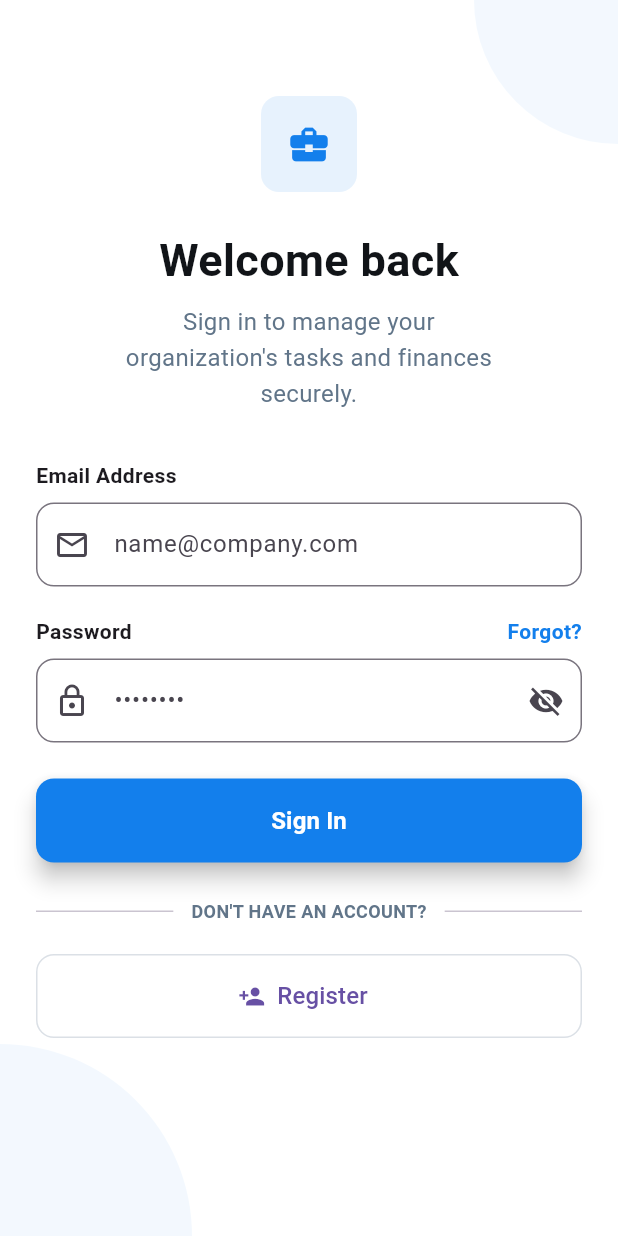
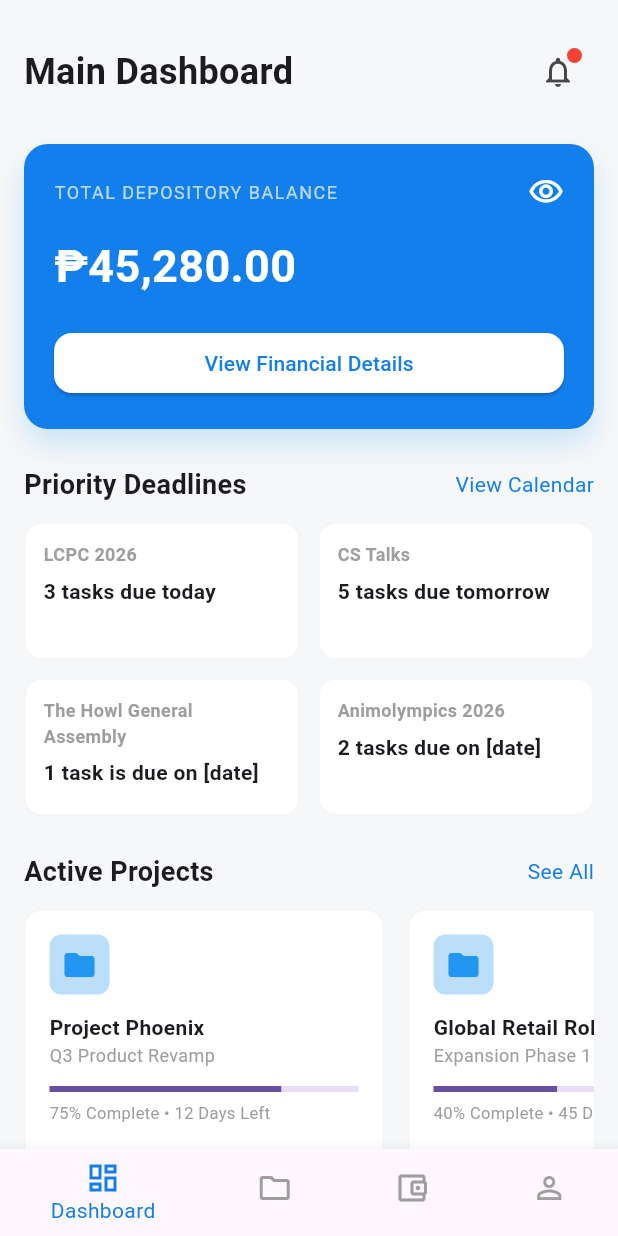
Before and after one commit to aijaee/kamobahala_bscs4b_project, a Flutter app: the screen it shows after launch, after a tap on "Sign In", on a phone screen of 412 x 824 dp. Run offline on Flutter 3.47's test engine with Material 3 defaults, Android fonts, the light colour scheme and no system bars; our stand-ins replace supabase_flutter; accounts and stored records are empty.

Commit message:
Added Main Dashboard
> added navigation but no logic
> added comments in the format "TODO:" for logic implementation
> added comments for future navigation

```diff
--- a/lib/viewmodels/auth_viewmodel.dart
+++ b/lib/viewmodels/auth_viewmodel.dart
@@ -14,6 +14,8 @@ class AuthViewModel extends ChangeNotifier {
     _errorMessage = null;
 
     try {
+
+      // TODO IMPLEMENT ACTUAL AUTH LOGIC
 
       // ============================================
       // BACKEND PLACEHOLDER
--- a/lib/views/auth/login_screen.dart
+++ b/lib/views/auth/login_screen.dart
@@ -1,4 +1,5 @@
 import 'package:flutter/material.dart';
+import '../../views/dashboard/main_dashboard_screen.dart';
 
 class LoginScreen extends StatefulWidget {
   const LoginScreen({super.key});
@@ -8,6 +9,10 @@ class LoginScreen extends StatefulWidget {
 }
 
 class _LoginScreenState extends State<LoginScreen> {
+
+  bool isRegister = false;
+
+  final confirmPasswordController = TextEditingController();
 
   final emailController = TextEditingController();
   final passwordController = TextEditingController();
@@ -70,7 +75,22 @@ class _LoginScreenState extends State<LoginScreen> {
               Padding(
                 padding: const EdgeInsets.symmetric(horizontal: 24),
 
+              child: AnimatedSwitcher(
+                duration: const Duration(milliseconds: 500),
+                transitionBuilder: (child, animation) {
+                  return SlideTransition(
+                    position: Tween<Offset>(
+                      begin: const Offset(0, 0),
+                      end: Offset.zero,
+                    ).animate(animation),
+                    child: FadeTransition(
+                      opacity: animation,
+                      child: child,
+                    ),
+                  );
+                },
                 child: Column(
+                  key: ValueKey(isRegister),
                   children: [
 
                     const SizedBox(height: 64),
@@ -93,8 +113,8 @@ class _LoginScreenState extends State<LoginScreen> {
                     const SizedBox(height: 24),
 
                     /// Title
-                    const Text(
-                      "Welcome back",
+                    Text(
+                      isRegister ? "Create Account" : "Hello !!",
                       style: TextStyle(
                         fontSize: 30,
                         fontWeight: FontWeight.bold,
@@ -105,8 +125,10 @@ class _LoginScreenState extends State<LoginScreen> {
                     const SizedBox(height: 8),
 
                     /// Subtitle
-                    const Text(
-                      "Sign in to manage your\norganization's tasks and finances\nsecurely.",
+                    Text(
+                      isRegister
+                        ? "Register to start managing\nyour organization."
+                        : "Sign in to manage your\norganization's tasks and finances\nsecurely.",
                       textAlign: TextAlign.center,
                       style: TextStyle(
                         fontSize: 16,
@@ -164,13 +186,13 @@ class _LoginScreenState extends State<LoginScreen> {
                               ),
                             ),
 
-                            Text(
-                              "Forgot?",
-                              style: TextStyle(
-                                color: Color(0xFF137FEC),
-                                fontWeight: FontWeight.w600,
-                              ),
-                            )
+                            // Text(
+                            //   "Forgot?",
+                            //   style: TextStyle(
+                            //     color: Color(0xFF137FEC),
+                            //     fontWeight: FontWeight.w600,
+                            //   ),
+                            // )
                           ],
                         ),
 
@@ -203,7 +225,38 @@ class _LoginScreenState extends State<LoginScreen> {
                         ),
                       ],
                     ),
+                  if (isRegister) ...[
 
+                    const SizedBox(height: 20),
+
+                    Column(
+                      crossAxisAlignment: CrossAxisAlignment.start,
+                      children: [
+
+                        const Text(
+                          "Confirm Password",
+                          style: TextStyle(
+                            fontWeight: FontWeight.w600,
+                            fontSize: 14,
+                          ),
+                        ),
+
+                        const SizedBox(height: 8),
+
+                        TextField(
+                          controller: confirmPasswordController,
+                          obscureText: obscurePassword,
+                          decoration: InputDecoration(
+                            hintText: "••••••••",
+                            prefixIcon: const Icon(Icons.lock_outline),
+                            border: OutlineInputBorder(
+                              borderRadius: BorderRadius.circular(12),
+                            ),
+                          ),
+                        ),
+                      ],
+                    ),
+                  ],
                     const SizedBox(height: 24),
 
                     /// Sign In Button
@@ -219,10 +272,27 @@ class _LoginScreenState extends State<LoginScreen> {
                           elevation: 6,
                         ),
                         onPressed: () {
-                          // TODO: Call ViewModel login()
+                          if (isRegister) {
+
+                            // TODO: call register logic
+
+                            ScaffoldMessenger.of(context).showSnackBar(
+                              const SnackBar(content: Text("Register logic not implemented yet")),
+                            );
+
+                          } else {
+
+                            Navigator.pushReplacement(
+                              context,
+                              MaterialPageRoute(
+                                builder: (context) => const MainDashboardScreen(),
+                              ),
+                            );
+
+                          }
                         },
-                        child: const Text(
-                          "Sign In",
+                        child: Text(
+                          isRegister ? "Register Account" : "Sign In",
                           style: TextStyle(
                             fontSize: 16,
                             color: Colors.white,
@@ -236,14 +306,14 @@ class _LoginScreenState extends State<LoginScreen> {
 
                     /// Divider
                     Row(
-                      children: const [
+                      children: [
 
                         Expanded(child: Divider()),
 
                         Padding(
                           padding: EdgeInsets.symmetric(horizontal: 12),
                           child: Text(
-                            "DON'T HAVE AN ACCOUNT?",
+                            isRegister ? "ALREADY HAVE AN ACCOUNT?" : "DON'T HAVE AN ACCOUNT?",
                             style: TextStyle(
                               fontSize: 12,
                               fontWeight: FontWeight.bold,
@@ -264,8 +334,8 @@ class _LoginScreenState extends State<LoginScreen> {
                       height: 56,
                       child: OutlinedButton.icon(
                         icon: const Icon(Icons.person_add),
-                        label: const Text(
-                          "Register",
+                        label: Text(
+                          isRegister ? "Back to Login" : "Register",
                           style: TextStyle(fontSize: 16),
                         ),
                         style: OutlinedButton.styleFrom(
@@ -277,15 +347,19 @@ class _LoginScreenState extends State<LoginScreen> {
                           ),
                         ),
                         onPressed: () {
-                          // TODO: Navigate to register page
+                          // TODO: implement register logic
+
+                          setState(() {
+                            isRegister = !isRegister;
+                          });
                         },
                       ),
                     ),
 
-                  ],
+                    ],
+                  ),
                 ),
-              ),
-            ],
+            )],
           ),
         ),
       ),
--- /dev/null
+++ b/lib/views/dashboard/main_dashboard_screen.dart
@@ -0,0 +1,417 @@
+import 'package:flutter/material.dart';
+
+class MainDashboardScreen extends StatefulWidget {
+  const MainDashboardScreen({super.key});
+
+  @override
+  State<MainDashboardScreen> createState() => _MainDashboardScreenState();
+}
+
+class _MainDashboardScreenState extends State<MainDashboardScreen> {
+
+  int currentIndex = 0;
+
+  @override
+  Widget build(BuildContext context) {
+
+    return Scaffold(
+
+      backgroundColor: const Color(0xFFF6F7F8),
+
+      bottomNavigationBar: BottomNavigationBar(
+        currentIndex: currentIndex,
+        selectedItemColor: const Color(0xFF137FEC),
+        unselectedItemColor: Colors.grey,
+        onTap: (index) {
+          setState(() {
+            currentIndex = index;
+          });
+
+          // TODO: Navigate to pages
+        },
+        items: const [
+
+          BottomNavigationBarItem(
+            icon: Icon(Icons.dashboard_outlined),
+            label: "Dashboard",
+          ),
+
+          BottomNavigationBarItem(
+            icon: Icon(Icons.folder_outlined),
+            label: "Projects",
+          ),
+
+          BottomNavigationBarItem(
+            icon: Icon(Icons.account_balance_wallet_outlined),
+            label: "Finances",
+          ),
+
+          BottomNavigationBarItem(
+            icon: Icon(Icons.person_outline),
+            label: "Profile",
+          ),
+        ],
+      ),
+
+      body: SafeArea(
+
+        child: Column(
+          children: [
+
+            /// HEADER
+            Padding(
+              padding: const EdgeInsets.fromLTRB(16, 24, 16, 8),
+              child: Column(
+                children: [
+                  Row(
+                    mainAxisAlignment: MainAxisAlignment.spaceBetween,
+                    children: [
+                      const Text(
+                        "Main Dashboard",
+                        style: TextStyle(
+                          fontSize: 24,
+                          fontWeight: FontWeight.bold,
+                        ),
+                      ),
+
+                      Stack(
+                        children: [
+                          // TODO: Implement actual logic that checks for notifications and displays the red dot accordingly
+
+                          IconButton(
+                            icon: const Icon(Icons.notifications_outlined),
+                            onPressed: () {},
+                          ),
+
+                          Positioned(
+                            right: 8,
+                            top: 8,
+                            child: Container(
+                              width: 10,
+                              height: 10,
+                              decoration: const BoxDecoration(
+                                color: Colors.red,
+                                shape: BoxShape.circle,
+                              ),
+                            ),
+                          )
+                        ],
+                      ),
+                    ],
+                  ),
+                ],
+              ),
+            ),
+
+            /// SCROLLABLE CONTENT
+            Expanded(
+              child: SingleChildScrollView(
+                padding: const EdgeInsets.all(16),
+
+                child: Column(
+                  crossAxisAlignment: CrossAxisAlignment.start,
+                  children: [
+
+                    /// FINANCIAL SUMMARY CARD
+                    Container(
+                      width: double.infinity,
+                      height: 190,
+                      padding: const EdgeInsets.all(20),
+                      decoration: BoxDecoration(
+                        color: const Color(0xFF137FEC),
+                        borderRadius: BorderRadius.circular(16),
+                        boxShadow: [
+                          BoxShadow(
+                            color: Colors.blue.withOpacity(.2),
+                            blurRadius: 15,
+                            offset: const Offset(0, 10),
+                          )
+                        ],
+                      ),
+
+                      child: Column(
+                        crossAxisAlignment: CrossAxisAlignment.start,
+                        children: [
+
+                          Row(
+                            mainAxisAlignment: MainAxisAlignment.spaceBetween,
+                            children: const [
+
+                              Text(
+                                "TOTAL DEPOSITORY BALANCE",
+                                style: TextStyle(
+                                  color: Colors.white70,
+                                  fontSize: 12,
+                                  letterSpacing: 1,
+                                ),
+                              ),
+
+                              Icon(
+                                Icons.visibility_outlined,
+                                color: Colors.white,
+                              )
+                            ],
+                          ),
+
+                          const SizedBox(height: 16),
+
+                          const Text(
+                            "₱45,280.00",
+                            style: TextStyle(
+                              fontSize: 30,
+                              fontWeight: FontWeight.bold,
+                              color: Colors.white,
+                            ),
+                          ),
+
+                          const Spacer(),
+
+                          SizedBox(
+                            width: double.infinity,
+                            child: ElevatedButton(
+                              style: ElevatedButton.styleFrom(
+                                backgroundColor: Colors.white,
+                                foregroundColor: const Color(0xFF137FEC),
+                                shape: RoundedRectangleBorder(
+                                  borderRadius: BorderRadius.circular(12),
+                                ),
+                              ),
+                              onPressed: () {
+                                // TODO navigate finances
+                              },
+                              child: const Text("View Financial Details"),
+                            ),
+                          )
+                        ],
+                      ),
+                    ),
+
+                    const SizedBox(height: 24),
+
+                    /// PRIORITY DEADLINES
+                    Row(
+                      mainAxisAlignment: MainAxisAlignment.spaceBetween,
+                      children: const [
+                        // TODO: Implement actual logic that displays prio deadlines and categorizes them by project
+                        Text(
+                          "Priority Deadlines",
+                          style: TextStyle(
+                            fontSize: 18,
+                            fontWeight: FontWeight.bold,
+                          ),
+                        ),
+
+                        Text(
+                          "View Calendar",
+                          style: TextStyle(
+                            color: Color(0xFF137FEC),
+                          ),
+                        )
+                      ],
+                    ),
+
+                    const SizedBox(height: 12),
+
+                    GridView.count(
+                      shrinkWrap: true,
+                      physics: const NeverScrollableScrollPhysics(),
+                      crossAxisCount: 2,
+                      mainAxisSpacing: 12,
+                      crossAxisSpacing: 12,
+                      childAspectRatio: 2,
+
+                      children: const [
+                        // TODO: Implement actual logic that displays prio deadlines
+                        DeadlineCard("LCPC 2026", "3 tasks due today"),
+                        DeadlineCard("CS Talks", "5 tasks due tomorrow"),
+                        DeadlineCard("The Howl General Assembly", "1 task is due on [date]"),
+                        DeadlineCard("Animolympics 2026", "2 tasks due on [date]"),
+                      ],
+                    ),
+
+                    const SizedBox(height: 24),
+
+                    /// ACTIVE PROJECTS
+                    Row(
+                      mainAxisAlignment: MainAxisAlignment.spaceBetween,
+                      children: const [
+
+                        Text(
+                          "Active Projects",
+                          style: TextStyle(
+                            fontSize: 18,
+                            fontWeight: FontWeight.bold,
+                          ),
+                        ),
+
+                        Text(
+                          // TODO: Implement actual logic that navigates to projects page
+                          "See All",
+                          style: TextStyle(
+                            color: Color(0xFF137FEC),
+                          ),
+                        )
+                      ],
+                    ),
+
+                    const SizedBox(height: 12),
+
+                    SizedBox(
+                      height: 180,
+                      child: ListView(
+                        scrollDirection: Axis.horizontal,
+                        children: const [
+                          // TODO: Implement actual logic that displays active projects
+                          ProjectCard(
+                            "Project Phoenix",
+                            "Q3 Product Revamp",
+                            0.75,
+                            "12 Days Left",
+                          ),
+
+                          SizedBox(width: 16),
+
+                          ProjectCard(
+                            "Global Retail Rollout",
+                            "Expansion Phase 1",
+                            0.40,
+                            "45 Days Left",
+                          ),
+                        ],
+                      ),
+                    ),
+                  ],
+                ),
+              ),
+            )
+          ],
+        ),
+      ),
+    );
+  }
+}
+
+class DeadlineCard extends StatelessWidget {
+
+  final String category;
+  final String text;
+
+  const DeadlineCard(this.category, this.text, {super.key});
+
+  @override
+  Widget build(BuildContext context) {
+
+    return Container(
+      padding: const EdgeInsets.all(12),
+      decoration: BoxDecoration(
+        color: Colors.white,
+        borderRadius: BorderRadius.circular(12),
+        border: Border.all(color: const Color(0xFFF3F4F6)),
+      ),
+
+      child: Column(
+        crossAxisAlignment: CrossAxisAlignment.start,
+        children: [
+
+          Text(
+            category,
+            style: const TextStyle(
+              fontSize: 12,
+              color: Colors.grey,
+              fontWeight: FontWeight.w600,
+            ),
+          ),
+
+          const SizedBox(height: 6),
+
+          Text(
+            text,
+            style: const TextStyle(
+              fontSize: 14,
+              fontWeight: FontWeight.bold,
+            ),
+          ),
+        ],
+      ),
+    );
+  }
+}
+
+class ProjectCard extends StatelessWidget {
+
+  final String title;
+  final String subtitle;
+  final double progress;
+  final String daysLeft;
+
+  const ProjectCard(
+    this.title,
+    this.subtitle,
+    this.progress,
+    this.daysLeft,
+    {super.key}
+  );
+
+  @override
+  Widget build(BuildContext context) {
+
+    return Container(
+      width: 240,
+      padding: const EdgeInsets.all(16),
+
+      decoration: BoxDecoration(
+        color: Colors.white,
+        borderRadius: BorderRadius.circular(12),
+        border: Border.all(color: const Color(0xFFF3F4F6)),
+      ),
+
+      child: Column(
+        crossAxisAlignment: CrossAxisAlignment.start,
+        children: [
+
+          Container(
+            width: 40,
+            height: 40,
+            decoration: BoxDecoration(
+              color: Colors.blue.shade100,
+              borderRadius: BorderRadius.circular(8),
+            ),
+            child: const Icon(Icons.folder, color: Colors.blue),
+          ),
+
+          const SizedBox(height: 12),
+
+          Text(
+            title,
+            style: const TextStyle(
+              fontWeight: FontWeight.bold,
+            ),
+          ),
+
+          Text(
+            subtitle,
+            style: const TextStyle(
+              fontSize: 12,
+              color: Colors.grey,
+            ),
+          ),
+
+          const SizedBox(height: 12),
+
+          LinearProgressIndicator(value: progress),
+
+          const SizedBox(height: 6),
+
+          Text(
+            // TODO: Implement actual logic that calculates progress and days left
+            "${(progress * 100).toInt()}% Complete • $daysLeft",
+            style: const TextStyle(
+              fontSize: 11,
+              color: Colors.grey,
+            ),
+          ),
+        ],
+      ),
+    );
+  }
+}
--- a/pubspec.yaml
+++ b/pubspec.yaml
@@ -30,7 +30,7 @@ environment:
 dependencies:
   flutter:
     sdk: flutter
-  provider: ^6.1.2
+  provider: ^6.1.5+1
   supabase_flutter: ^2.5.6
 
   # The following adds the Cupertino Icons font to your application.
```
